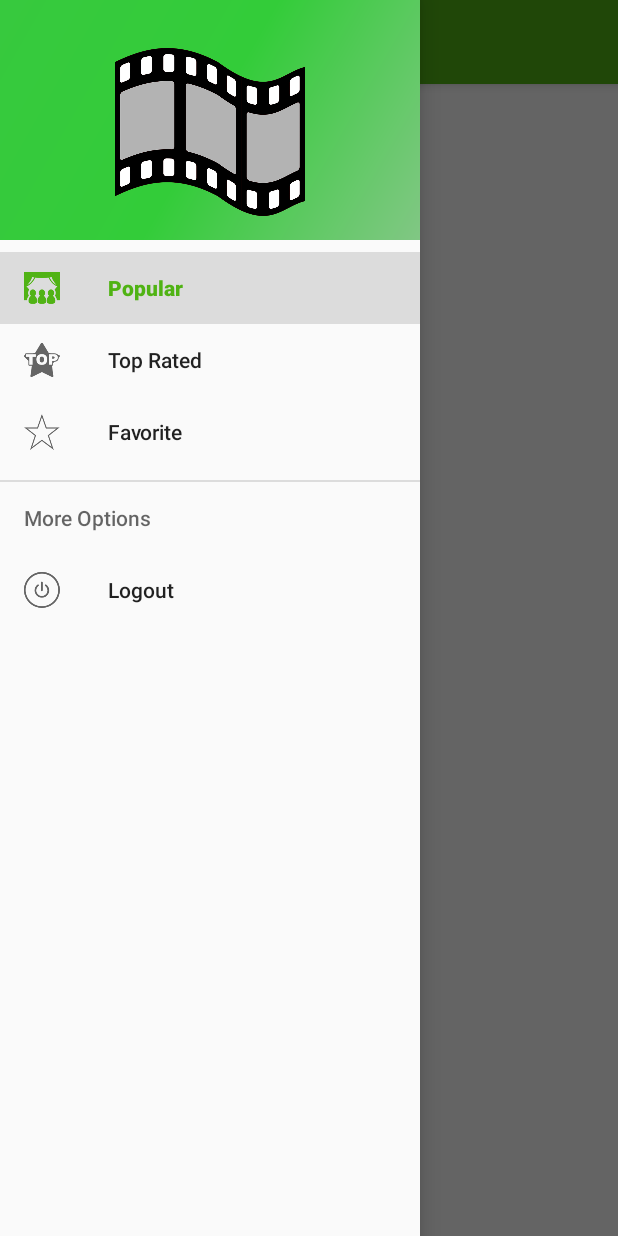
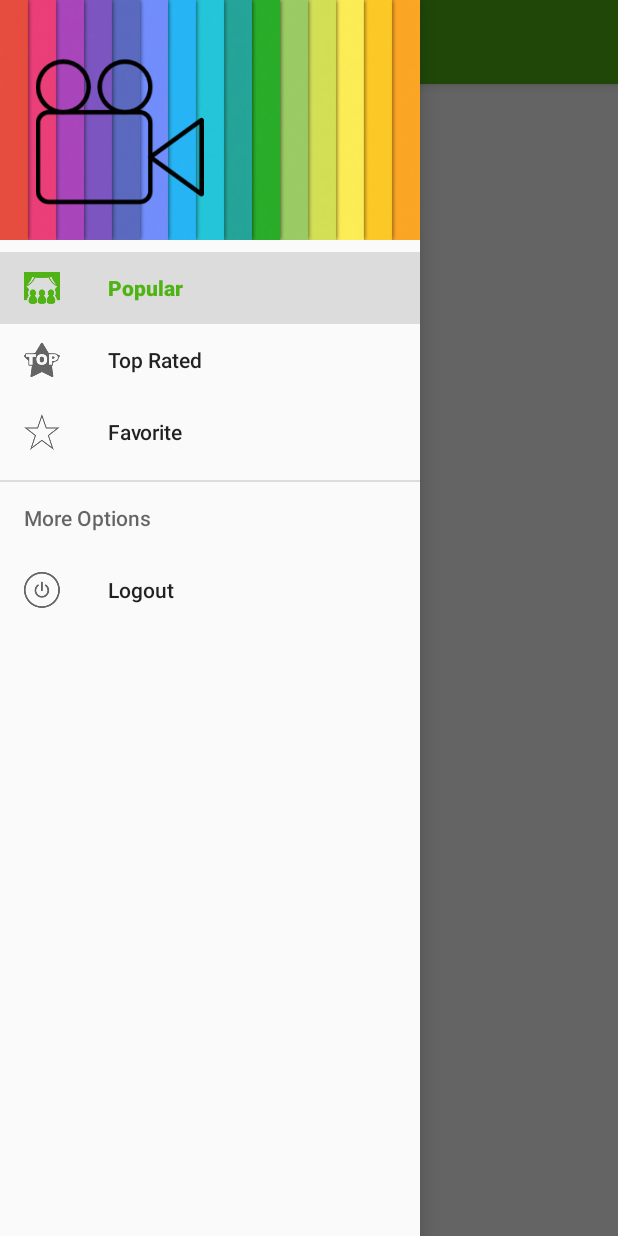
Before and after one commit to VishnuRajcode4passion/MovieMeter, an Android app: the MainActivity screen opened directly, with no data from a screen before it, with the side drawer open, on a phone screen of 412 x 824 dp. Run offline under Robolectric (Android 15) with nearby library versions, the phone set to English and light mode, and no system bars; libraries missing offline, so code that uses them is left out: com.loopj.android, cz.msebera.android; 4 statements that could not run were skipped.

Commit message:
no message

```diff
--- a/app/src/main/res/layout/nav_header_main.xml
+++ b/app/src/main/res/layout/nav_header_main.xml
@@ -2,7 +2,7 @@
 <LinearLayout xmlns:android="http://schemas.android.com/apk/res/android"
     android:layout_width="match_parent"
     android:layout_height="@dimen/nav_header_height"
-    android:background="@drawable/side_nav_bar"
+    android:background="@drawable/backa"
     android:gravity="bottom"
     android:orientation="vertical"
     android:paddingBottom="@dimen/activity_vertical_margin"
@@ -16,7 +16,7 @@
         android:layout_width="wrap_content"
         android:layout_height="wrap_content"
         android:paddingTop="@dimen/nav_header_vertical_spacing"
-        android:src="@drawable/film" />
+        android:src="@drawable/technology" />
 
 
 </LinearLayout>
```
Also changed, not shown: app/src/main/res/drawable-hdpi/backa.png (added), app/src/main/res/drawable-hdpi/backb.png (added), app/src/main/res/drawable-mdpi/backa.png (added), app/src/main/res/drawable-mdpi/backb.png (added), app/src/main/res/drawable-mdpi/bggrn.png (deleted), app/src/main/res/drawable-xhdpi/backa.png (added), app/src/main/res/drawable-xhdpi/backb.png (added), app/src/main/res/drawable-xxhdpi/backa.png (added), app/src/main/res/drawable-xxhdpi/backb.png (added), app/src/main/res/drawable-xxxhdpi/backa.png (added), app/src/main/res/drawable-xxxhdpi/backb.png (added), 2 other files.
